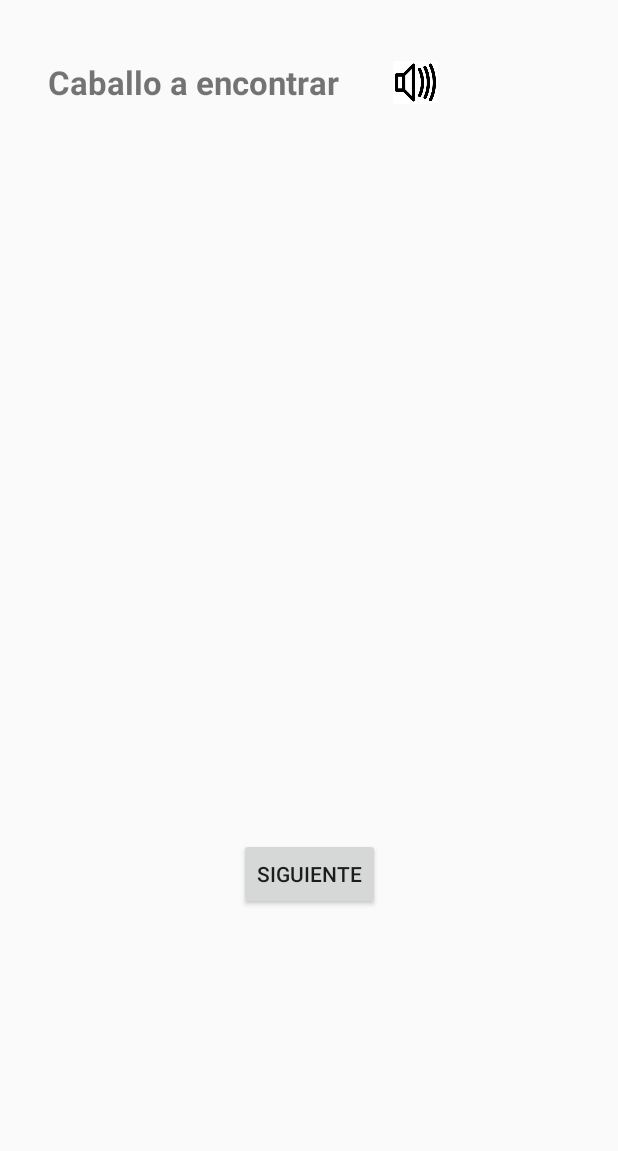
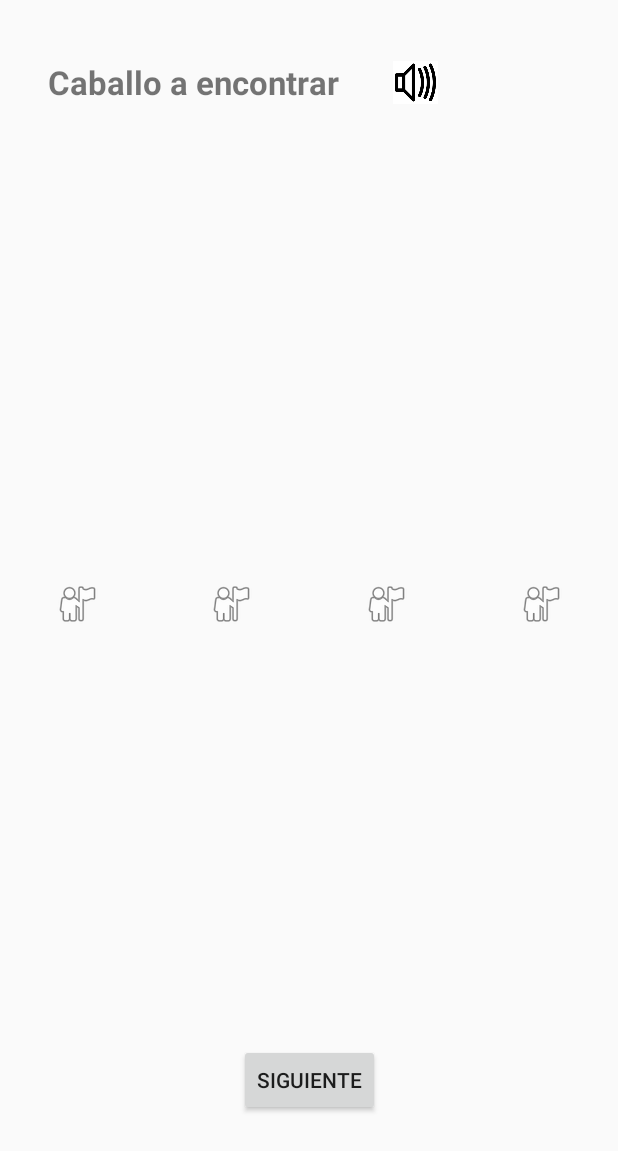
Before and after one commit to onofricamila/TPLaboratorioDeSw, an Android app: the layout activity_game.xml on its own in the app's theme, with its tools: preview values and no code run, on a phone screen of 412 x 824 dp. Shown: the top 1151 px of the screen. Run offline under Robolectric (Android 15) with nearby library versions, the phone set to English and light mode, and no system bars.

Commit message:
layout landscape, tratando de poner todas las imgs views de caballos en linea horizontal

```diff
--- a/app/src/main/AndroidManifest.xml
+++ b/app/src/main/AndroidManifest.xml
@@ -9,7 +9,9 @@
         android:roundIcon="@mipmap/ic_launcher_round"
         android:supportsRtl="true"
         android:theme="@style/AppTheme">
-        <activity android:name=".MainActivity">
+        <activity
+            android:screenOrientation="landscape"
+            android:name=".MainActivity">
             <intent-filter>
                 <action android:name="android.intent.action.MAIN" />
 
@@ -17,6 +19,7 @@
             </intent-filter>
         </activity>
         <activity
+            android:screenOrientation="landscape"
             android:name=".SettingsActivity"
             android:label="@string/title_activity_settings"
             android:parentActivityName=".MainActivity">
@@ -25,6 +28,7 @@
                 android:value="labo2018.razasypelajesonofri.MainActivity" />
         </activity>
         <activity
+            android:screenOrientation="landscape"
             android:name=".GameActivity"
             android:label="@string/title_activity_jugar"
             android:parentActivityName=".MainActivity">
--- a/app/src/main/java/labo2018/razasypelajesonofri/GameActivity.java
+++ b/app/src/main/java/labo2018/razasypelajesonofri/GameActivity.java
@@ -50,7 +50,7 @@ public class GameActivity extends AppCompatActivity implements View.OnClickListe
         // get imgviews from layout
         fillImgsViewsArray();
         // set imgviews sizes
-        ResponsiveDesigner.determineImgViewsSize(getWindowManager(), imgsViews);
+//        ResponsiveDesigner.determineImgViewsSize(getWindowManager(), imgsViews);
         // let's play!
         newGame();
     }
--- a/app/src/main/res/layout/activity_game.xml
+++ b/app/src/main/res/layout/activity_game.xml
@@ -27,63 +27,13 @@
         android:layout_centerHorizontal="true"
         android:layout_marginStart="32dp"
         android:layout_marginLeft="32dp"
-        android:layout_marginTop="70dp"
         android:layout_marginEnd="32dp"
         android:layout_marginRight="32dp"
-        android:layout_marginBottom="16dp"
+        android:layout_marginBottom="80dp"
         android:text="@string/siguiente_button"
         app:layout_constraintBottom_toBottomOf="parent"
         app:layout_constraintEnd_toEndOf="parent"
-        app:layout_constraintStart_toStartOf="parent"
-        app:layout_constraintTop_toBottomOf="@+id/imageView3" />
-
-    <ImageView
-        android:id="@+id/imageView1"
-        android:layout_width="50dp"
-        android:layout_height="50dp"
-        android:layout_marginStart="30dp"
-        android:layout_marginLeft="30dp"
-        android:layout_marginTop="90dp"
-        android:layout_marginEnd="8dp"
-        android:layout_marginRight="8dp"
-        app:layout_constraintEnd_toStartOf="@+id/imageView2"
-        app:layout_constraintHorizontal_bias="0.009"
-        app:layout_constraintStart_toStartOf="parent"
-        app:layout_constraintTop_toBottomOf="@+id/wordTv" />
-
-    <ImageView
-        android:id="@+id/imageView2"
-        android:layout_width="50dp"
-        android:layout_height="50dp"
-        android:layout_marginTop="90dp"
-        android:layout_marginEnd="28dp"
-        android:layout_marginRight="28dp"
-        app:layout_constraintEnd_toEndOf="parent"
-        app:layout_constraintTop_toBottomOf="@+id/wordTv" />
-
-    <ImageView
-        android:id="@+id/imageView3"
-        android:layout_width="50dp"
-        android:layout_height="50dp"
-        android:layout_marginStart="30dp"
-        android:layout_marginLeft="30dp"
-        android:layout_marginTop="28dp"
-        android:layout_marginEnd="36dp"
-        android:layout_marginRight="36dp"
-        app:layout_constraintEnd_toStartOf="@+id/imageView4"
-        app:layout_constraintHorizontal_bias="0.071"
-        app:layout_constraintStart_toStartOf="parent"
-        app:layout_constraintTop_toBottomOf="@+id/imageView1" />
-
-    <ImageView
-        android:id="@+id/imageView4"
-        android:layout_width="50dp"
-        android:layout_height="50dp"
-        android:layout_marginTop="24dp"
-        android:layout_marginEnd="30dp"
-        android:layout_marginRight="30dp"
-        app:layout_constraintEnd_toEndOf="parent"
-        app:layout_constraintTop_toBottomOf="@+id/imageView2" />
+        app:layout_constraintStart_toStartOf="parent" />
 
     <ImageView
         android:id="@+id/sound"
@@ -96,4 +46,132 @@
         app:layout_constraintTop_toTopOf="parent"
         app:srcCompat="@drawable/icon_sound" />
 
+    <LinearLayout
+        android:layout_width="match_parent"
+        android:layout_height="0dp"
+        android:layout_weight="3"
+        android:orientation="horizontal"
+        android:layout_marginTop="90dp"
+        android:layout_marginBottom="50dp"
+        app:layout_constraintBottom_toTopOf="@+id/newGame"
+        app:layout_constraintTop_toBottomOf="@+id/wordTv">
+
+        <LinearLayout
+            android:layout_width="0dp"
+            android:layout_height="match_parent"
+            android:layout_weight="1"
+            android:orientation="vertical">
+
+            <android.support.constraint.ConstraintLayout
+                android:layout_width="match_parent"
+                android:layout_height="match_parent">
+
+                <ImageView
+                    android:id="@+id/imageView1"
+                    android:layout_width="wrap_content"
+                    android:layout_height="wrap_content"
+                    android:layout_marginStart="8dp"
+                    android:layout_marginLeft="8dp"
+                    android:layout_marginTop="8dp"
+                    android:layout_marginEnd="8dp"
+                    android:layout_marginRight="8dp"
+                    android:layout_marginBottom="8dp"
+                    app:layout_constraintBottom_toBottomOf="parent"
+                    app:layout_constraintEnd_toEndOf="parent"
+                    app:layout_constraintStart_toStartOf="parent"
+                    app:layout_constraintTop_toTopOf="parent"
+                    app:srcCompat="@android:drawable/ic_menu_myplaces" />
+
+            </android.support.constraint.ConstraintLayout>
+        </LinearLayout>
+
+        <LinearLayout
+            android:layout_width="0dp"
+            android:layout_height="match_parent"
+            android:layout_weight="1"
+            android:orientation="vertical">
+
+            <android.support.constraint.ConstraintLayout
+                android:layout_width="match_parent"
+                android:layout_height="match_parent">
+
+                <ImageView
+                    android:id="@+id/imageView2"
+                    android:layout_width="wrap_content"
+                    android:layout_height="wrap_content"
+                    android:layout_marginStart="8dp"
+                    android:layout_marginLeft="8dp"
+                    android:layout_marginTop="8dp"
+                    android:layout_marginEnd="8dp"
+                    android:layout_marginRight="8dp"
+                    android:layout_marginBottom="8dp"
+                    app:layout_constraintBottom_toBottomOf="parent"
+                    app:layout_constraintEnd_toEndOf="parent"
+                    app:layout_constraintStart_toStartOf="parent"
+                    app:layout_constraintTop_toTopOf="parent"
+                    app:srcCompat="@android:drawable/ic_menu_myplaces" />
+
+            </android.support.constraint.ConstraintLayout>
+        </LinearLayout>
+
+
+        <LinearLayout
+            android:layout_width="0dp"
+            android:layout_height="match_parent"
+            android:layout_weight="1"
+            android:orientation="vertical">
+
+            <android.support.constraint.ConstraintLayout
+                android:layout_width="match_parent"
+                android:layout_height="match_parent">
+
+                <ImageView
+                    android:id="@+id/imageView3"
+                    android:layout_width="wrap_content"
+                    android:layout_height="wrap_content"
+                    android:layout_marginStart="8dp"
+                    android:layout_marginLeft="8dp"
+                    android:layout_marginTop="8dp"
+                    android:layout_marginEnd="8dp"
+                    android:layout_marginRight="8dp"
+                    android:layout_marginBottom="8dp"
+                    app:layout_constraintBottom_toBottomOf="parent"
+                    app:layout_constraintEnd_toEndOf="parent"
+                    app:layout_constraintStart_toStartOf="parent"
+                    app:layout_constraintTop_toTopOf="parent"
+                    app:srcCompat="@android:drawable/ic_menu_myplaces" />
+
+            </android.support.constraint.ConstraintLayout>
+        </LinearLayout>
+
+        <LinearLayout
+            android:layout_width="0dp"
+            android:layout_height="match_parent"
+            android:layout_weight="1"
+            android:orientation="vertical">
+
+            <android.support.constraint.ConstraintLayout
+                android:layout_width="match_parent"
+                android:layout_height="match_parent">
+
+                <ImageView
+                    android:id="@+id/imageView4"
+                    android:layout_width="wrap_content"
+                    android:layout_height="wrap_content"
+                    android:layout_marginStart="8dp"
+                    android:layout_marginLeft="8dp"
+                    android:layout_marginTop="8dp"
+                    android:layout_marginEnd="8dp"
+                    android:layout_marginRight="8dp"
+                    android:layout_marginBottom="8dp"
+                    app:layout_constraintBottom_toBottomOf="parent"
+                    app:layout_constraintEnd_toEndOf="parent"
+                    app:layout_constraintStart_toStartOf="parent"
+                    app:layout_constraintTop_toTopOf="parent"
+                    app:srcCompat="@android:drawable/ic_menu_myplaces" />
+            </android.support.constraint.ConstraintLayout>
+        </LinearLayout>
+
+    </LinearLayout>
+
 </android.support.constraint.ConstraintLayout>
```
